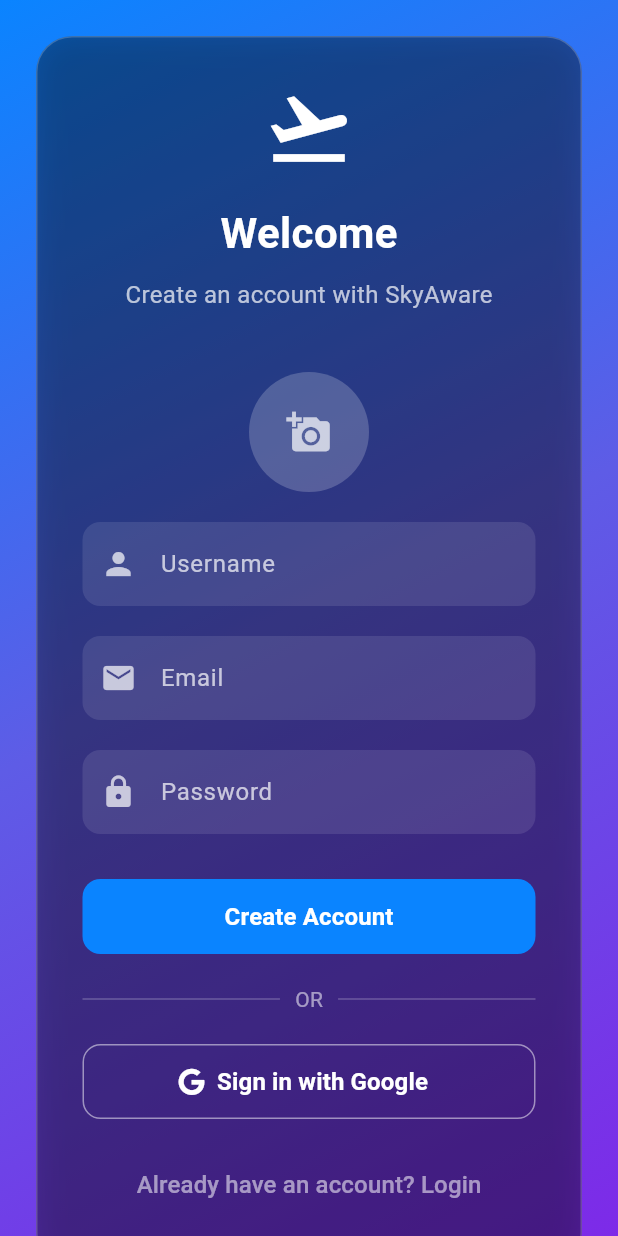
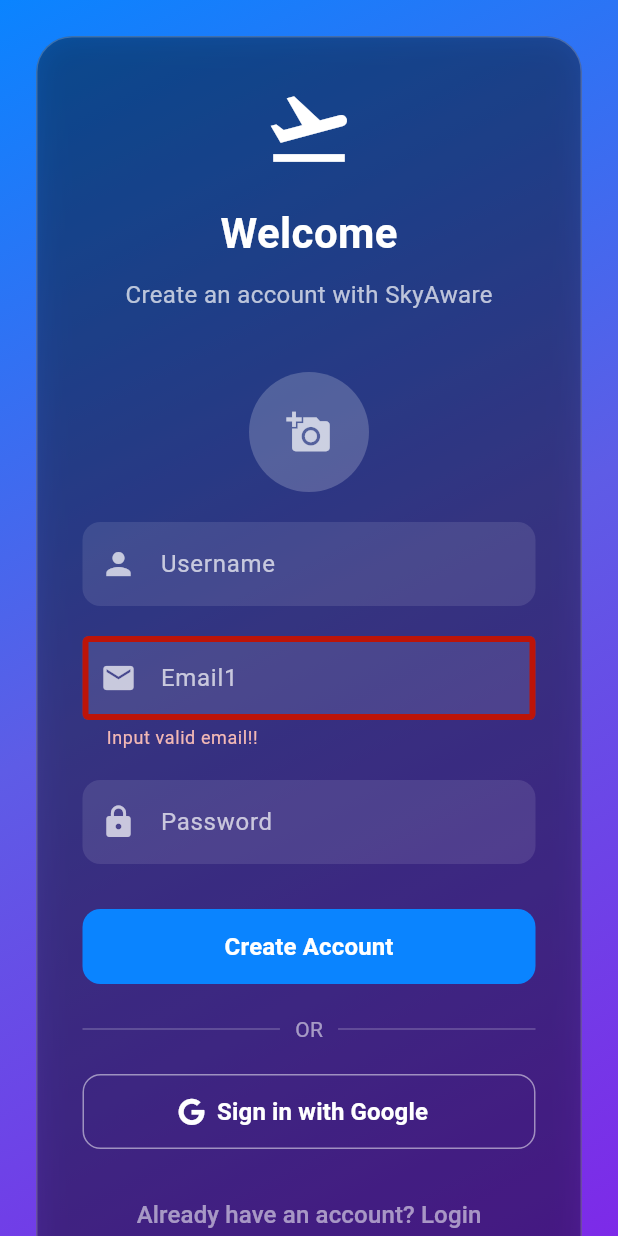
Before and after one commit to andychenweizhao-creator/SkyAware, a Flutter app: the LoginPage screen opened directly, on a phone screen of 412 x 824 dp. Run offline on Flutter 3.47's test engine with Material 3 defaults, Android fonts, the phone set to English and light mode, and no system bars; our stand-ins replace cloud_firestore, file_picker, firebase_auth, firebase_core, firebase_storage, flutter_map and 7 more; missing offline and left inert: webview_flutter_wkwebview; accounts and stored records are empty.

Commit message:
imporve the login page

```diff
--- a/lib/Screens/Login/login_page.dart
+++ b/lib/Screens/Login/login_page.dart
@@ -260,22 +260,7 @@
                       ),
                       const SizedBox(height: 20),
                     ],
-                    TextField(
-                      controller: _emailController,
-                      style: const TextStyle(color: Colors.white),
-                      decoration: InputDecoration(
-                        filled: true,
-                        fillColor: Colors.white.withOpacity(0.1),
-                        labelText: "Email",
-                        labelStyle: const TextStyle(color: Colors.white70),
-                        prefixIcon:
-                            const Icon(Icons.email, color: Colors.white70),
-                        border: OutlineInputBorder(
-                          borderRadius: BorderRadius.circular(12),
-                          borderSide: BorderSide.none,
-                        ),
-                      ),
-                    ),
+                    checkEmail(),
                     const SizedBox(height: 20),
                     TextField(
                       controller: _passwordController,
@@ -386,7 +371,30 @@
                           haveAccount = !haveAccount;
                         });
                       },
-                    )
+                    ),
+                    Visibility(
+                      visible: haveAccount,
+                      child: TextButton(
+                        onPressed: () async{
+                          try{
+                            await _authService.sendPasswordReset(_emailController.text);
+                            ScaffoldMessenger.of(context).showSnackBar(
+                              SnackBar(content: Text("Resend Link is sent")),
+                            );
+                          }
+                          catch(e){
+                            ScaffoldMessenger.of(context).showSnackBar(
+                              SnackBar(content: Text(e.toString())),
+                            );
+
+                          }
+                        },
+                        child: Text(
+                          "Forgot Password?",
+                          style: TextStyle(fontSize: 16, color: Colors.white54),
+                        ),
+                        )
+                      ),
                   ],
                 ),
               ),
@@ -396,4 +404,44 @@
       ),
     );
   }
+  Widget checkEmail(){
+    if(_emailController.text == "" || _emailController.text == null){
+      return TextField(
+        controller: _emailController,
+        style: const TextStyle(color: Colors.white),
+        decoration: InputDecoration(
+          errorBorder: OutlineInputBorder(
+            borderSide: BorderSide(color: Color(0xFFbd1408), width: 4.0),
+          ),
+          errorText: "Input valid email!!",
+          filled: true,
+          fillColor: Colors.white.withOpacity(0.1),
+          labelText: "Email1",
+          labelStyle: const TextStyle(color: Colors.white70),
+          prefixIcon:
+          const Icon(Icons.email, color: Colors.white70),
+          border: OutlineInputBorder(
+            borderRadius: BorderRadius.circular(12),
+            // borderSide: BorderSide.none,
+          ),
+        ),
+      );
+    }
+    return TextField(
+      controller: _emailController,
+      style: const TextStyle(color: Colors.white),
+      decoration: InputDecoration(
+        filled: true,
+        fillColor: Colors.white.withOpacity(0.1),
+        labelText: "Email",
+        labelStyle: const TextStyle(color: Colors.white70),
+        prefixIcon:
+        const Icon(Icons.email, color: Colors.white70),
+        border: OutlineInputBorder(
+          borderRadius: BorderRadius.circular(12),
+          borderSide: BorderSide.none,
+        ),
+      ),
+    );
+  }
 }
```
Also changed, not shown: lib/Service/Auth_Service.dart (+29 -6 lines), lib/Service/FireBaseService.dart (added).
